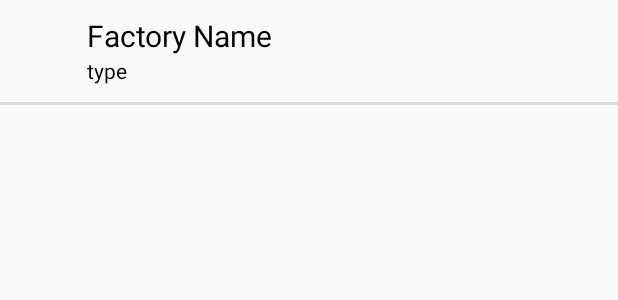
After one commit to shereenIbdah/AndroidProjectCarDealer, an Android app: the layout car_view.xml on its own in the app's theme, with its tools: preview values and no code run, on a phone screen of 412 x 824 dp. The commit adds this screen. Shown: the top 300 px of the screen. Run offline under Robolectric (Android 15) with nearby library versions, the phone set to English and light mode, and no system bars.

Commit message:
car menu

```diff
--- a/app/src/main/java/com/example/androidproject/CarJsonParser.java
+++ b/app/src/main/java/com/example/androidproject/CarJsonParser.java
@@ -14,8 +14,12 @@ public class CarJsonParser {
             for (int i = 0; i < jsonArray.length(); i++) {
                 JSONObject jsonObject = jsonArray.getJSONObject(i);
                 Car car = new Car();
+                car.setFactoryName(jsonObject.getString("factoryName"));
                 car.setType(jsonObject.getString("type"));
                 car.setId(jsonObject.getString("id"));
+                car.setModel(jsonObject.getString("model"));
+                car.setPrice(jsonObject.getDouble("price"));
+                car.setName(jsonObject.getString("name"));
                 cars.add(car);
             }
         } catch (JSONException e) {
--- /dev/null
+++ b/app/src/main/res/layout/car_view.xml
@@ -0,0 +1,40 @@
+<?xml version="1.0" encoding="utf-8"?>
+<RelativeLayout xmlns:android="http://schemas.android.com/apk/res/android"
+    android:layout_width="match_parent"
+    android:layout_height="wrap_content"
+    android:layout_marginTop="10dp"
+    xmlns:tools="http://schemas.android.com/tools">
+
+    <ImageView
+        android:id="@+id/imageview"
+        android:layout_width="48dp"
+        android:layout_height="48dp"
+        android:layout_marginRight="10dp"
+        android:layout_centerVertical="true"/>
+
+    <TextView
+        android:id="@+id/name"
+        android:layout_width="match_parent"
+        android:layout_height="wrap_content"
+        android:layout_toEndOf="@id/imageview"
+        android:textColor="@color/black"
+        android:textSize="20dp"
+        tools:text="Factory Name"/>
+
+    <TextView
+        android:layout_width="match_parent"
+        android:layout_height="wrap_content"
+        android:id="@+id/type"
+        android:layout_toEndOf="@id/imageview"
+        android:layout_below="@id/name"
+        android:textColor="@color/black"
+        tools:text="type"/>
+
+    <LinearLayout
+        android:layout_width="match_parent"
+        android:layout_height="2dp"
+        android:layout_below="@id/imageview"
+        android:layout_marginTop="10dp"
+        android:background="#DAD8D8"/>
+
+</RelativeLayout>
```
Also changed, not shown: app/src/main/java/com/example/androidproject/GalleryFragment.java (+9 -12 lines), app/src/main/java/com/example/androidproject/MyAdapter.java (added, +40 -0 lines), app/src/main/java/com/example/androidproject/MyViewHolder.java (added, +21 -0 lines), app/src/main/res/layout/fragment_gallery.xml (+6 -14 lines).
